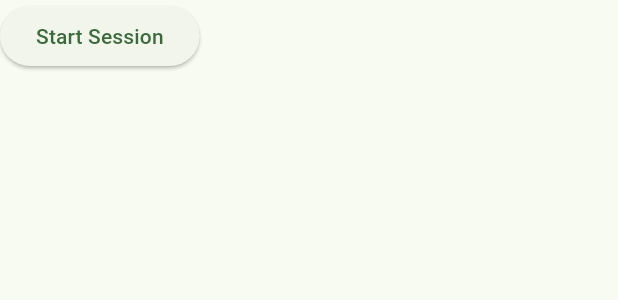
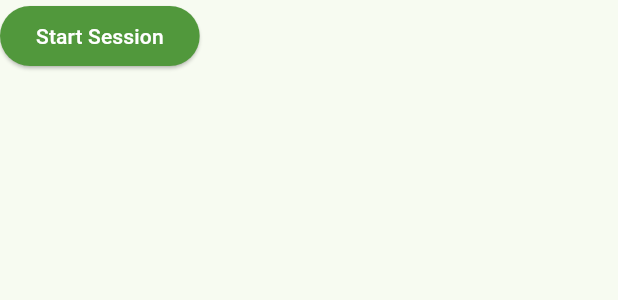
Before and after one commit to jfelic/leaf-n-lit, a Flutter app: the SessionControls widget shown alone on an empty page, opened directly, on a phone screen of 412 x 824 dp. Shown: the top 300 px of the screen. Run offline on Flutter 3.47's test engine with Material 3 defaults, Android fonts, the phone set to English and light mode, and no system bars; our stand-ins replace cached_network_image, cloud_firestore, firebase_auth, firebase_core, go_router; accounts and stored records are empty.

Commit message:
Updates to session_controls, session_status, session, app_state, and user_stats
session_controls.dart: Changed color of ‘Start Session’ button and Icons.close button now sets total seconds read, number of sessions, and avg length of sessions

session_status: Changed color of ‘No active session :(‘ and ‘Session is active :)’

session: Removed unnecessary button

user_stats: new methods: getAvgLengthOfSessions() and setAvgLengthOfSessions()

```diff
--- a/lib/screens/session/session_controls.dart
+++ b/lib/screens/session/session_controls.dart
@@ -25,7 +25,15 @@ class SessionControls extends StatelessWidget{
               appState.startSession();
             }
           },
-          child: const Text('Start Session'),
+          style: ElevatedButton.styleFrom(
+            backgroundColor: const Color.fromARGB(255, 81, 152, 60),
+          ),
+          child: const Text(
+            'Start Session',
+            style: TextStyle(
+              color: Colors.white,
+            )
+          ),
         );
 
       case SessionState.active:
@@ -42,12 +50,27 @@ class SessionControls extends StatelessWidget{
             SizedBox(width: 16),
 
             ElevatedButton(
-              onPressed: () {
+              style: ElevatedButton.styleFrom(
+                backgroundColor: Color.fromARGB(255, 255, 95, 71),
+              ),
+              onPressed: () async {
+                int secondsRead = appState.initialSeconds - appState.totalSeconds;
+                print("Initial seconds: ${appState.initialSeconds}");
+                print("Total seconds: ${appState.totalSeconds}");
+                print("Seconds read: $secondsRead");
+
                 appState.stopSession();
-                UserStats.updateTotalSecondsRead(appState.initialSeconds - appState.totalSeconds);
-                UserStats.updateNumberOfSessions();
+
+                // Using await as to not call all 3 methods simultaneously and cause a race condition
+                await UserStats.setTotalSecondsRead(secondsRead);
+                await UserStats.setNumberOfSessions();
+                await UserStats.setAvgLengthOfSessions();
+
               },
-              child: const Icon(Icons.close),
+              child: const Icon(
+                Icons.close,
+                color: Colors.white,
+              ),
             ),
 
           ],
@@ -64,7 +87,7 @@ class SessionControls extends StatelessWidget{
               child: const Icon(Icons.play_arrow),
             ),
 
-            SizedBox(width: 16),
+            const SizedBox(width: 16),
 
             ElevatedButton(
               onPressed: () {
--- a/lib/utilities/app_state.dart
+++ b/lib/utilities/app_state.dart
@@ -96,8 +96,8 @@ class ApplicationState extends ChangeNotifier {
     print("Session Complete!");
     stopwatchHours = 0;
     stopwatchMinutes = 0;
-    UserStats.updateTotalSecondsRead(initialSeconds);
-    UserStats.updateNumberOfSessions();
+    UserStats.setTotalSecondsRead(initialSeconds);
+    UserStats.setNumberOfSessions();
     sessionState = SessionState.inactive;
     notifyListeners();
   } // _onSessionComplete() end
```
Also changed, not shown: lib/screens/session/session.dart (+2 -12 lines), lib/screens/session/session_status_display.dart (+8 -2 lines), lib/utilities/user_stats.dart (+86 -14 lines).
